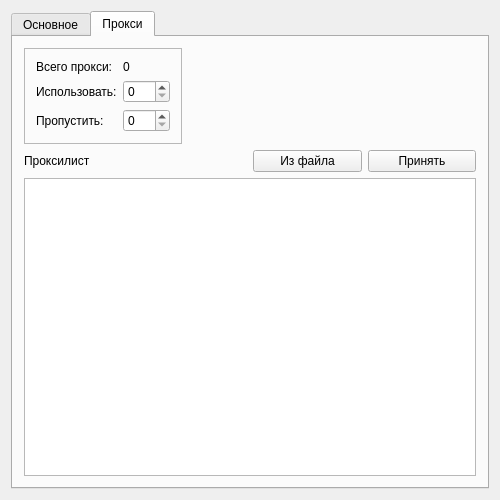
The window that forms/gui.ui (theanonym/onechan-plusoner) describes before a commit, drawn with Qt 5.
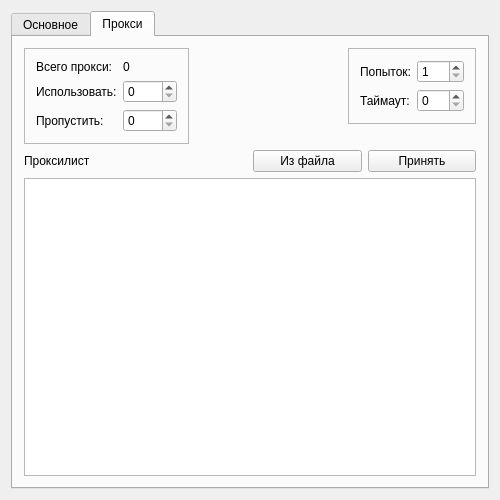
The same window after the commit. The open tabs and pages were chosen to show the change.

```diff
--- a/forms/gui.ui
+++ b/forms/gui.ui
@@ -466,7 +466,7 @@
        </item>
        <item row="0" column="0">
         <layout class="QHBoxLayout" name="horizontalLayout_3">
-         <item alignment="Qt::AlignLeft">
+         <item alignment="Qt::AlignLeft|Qt::AlignTop">
           <widget class="QFrame" name="frame">
            <property name="frameShape">
             <enum>QFrame::StyledPanel</enum>
@@ -506,7 +506,10 @@
                    <string>&lt;html&gt;&lt;head/&gt;&lt;body&gt;&lt;p&gt;Если есть список из 100 прокси, указано&lt;span style=&quot; font-weight:600;&quot;&gt; пропустить &lt;/span&gt;10 и &lt;span style=&quot; font-weight:600;&quot;&gt;использовать &lt;/span&gt;20, будут использованы прокси с 11 по 31 (всего 20)&lt;/p&gt;&lt;/body&gt;&lt;/html&gt;</string>
                   </property>
                   <property name="maximum">
-                   <number>100</number>
+                   <number>1000</number>
+                  </property>
+                  <property name="singleStep">
+                   <number>10</number>
                   </property>
                  </widget>
                 </item>
@@ -523,7 +526,10 @@
                    <string>&lt;html&gt;&lt;head/&gt;&lt;body&gt;&lt;p&gt;Если есть список из 100 прокси, указано&lt;span style=&quot; font-weight:600;&quot;&gt; пропустить &lt;/span&gt;10 и &lt;span style=&quot; font-weight:600;&quot;&gt;использовать &lt;/span&gt;20, будут использованы прокси с 11 по 31 (всего 20)&lt;/p&gt;&lt;/body&gt;&lt;/html&gt;</string>
                   </property>
                   <property name="maximum">
-                   <number>100</number>
+                   <number>1000</number>
+                  </property>
+                  <property name="singleStep">
+                   <number>10</number>
                   </property>
                  </widget>
                 </item>
@@ -547,6 +553,65 @@
            </property>
           </spacer>
          </item>
+         <item alignment="Qt::AlignRight|Qt::AlignTop">
+          <widget class="QFrame" name="frame_3">
+           <property name="frameShape">
+            <enum>QFrame::StyledPanel</enum>
+           </property>
+           <property name="frameShadow">
+            <enum>QFrame::Raised</enum>
+           </property>
+           <layout class="QGridLayout" name="gridLayout_11">
+            <item row="0" column="0">
+             <layout class="QGridLayout" name="gridLayout_10">
+              <item row="0" column="0">
+               <widget class="QLabel" name="label_3">
+                <property name="text">
+                 <string>Попыток:</string>
+                </property>
+               </widget>
+              </item>
+              <item row="1" column="0">
+               <widget class="QLabel" name="label_13">
+                <property name="text">
+                 <string>Таймаут:</string>
+                </property>
+               </widget>
+              </item>
+              <item row="1" column="1">
+               <widget class="QSpinBox" name="spinbox_timeout">
+                <property name="toolTip">
+                 <string>&lt;html&gt;&lt;head/&gt;&lt;body&gt;&lt;p&gt;Время в секундах, отводимое прокси для действий&lt;/p&gt;&lt;/body&gt;&lt;/html&gt;</string>
+                </property>
+                <property name="minimum">
+                 <number>0</number>
+                </property>
+                <property name="maximum">
+                 <number>360</number>
+                </property>
+                <property name="singleStep">
+                 <number>5</number>
+                </property>
+               </widget>
+              </item>
+              <item row="0" column="1">
+               <widget class="QSpinBox" name="spinbox_attempts">
+                <property name="toolTip">
+                 <string>&lt;html&gt;&lt;head/&gt;&lt;body&gt;&lt;p&gt;Количество попыток проголосовать и скачать капчу&lt;/p&gt;&lt;/body&gt;&lt;/html&gt;</string>
+                </property>
+                <property name="minimum">
+                 <number>1</number>
+                </property>
+                <property name="maximum">
+                 <number>10</number>
+                </property>
+               </widget>
+              </item>
+             </layout>
+            </item>
+           </layout>
+          </widget>
+         </item>
         </layout>
        </item>
       </layout>
```
Left out of the diff: 61 changed lines with no effect on the pictures.
